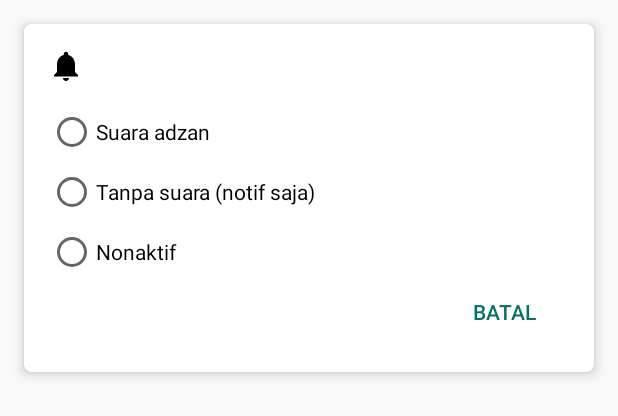
After one commit to ferdyhaspin/Adhan-Prayer-Android, an Android app: the layout dialog_setting_alarm_adzan.xml on its own in the app's theme, with its tools: preview values and no code run, on a phone screen of 412 x 824 dp. The commit adds this screen. Shown: the top 416 px of the screen. Run offline under Robolectric (Android 15) with nearby library versions, the phone set to English and light mode, and no system bars.

Commit message:
add adzan setting

```diff
--- a/app/src/main/java/com/ferdyhaspin/adhan_prayer_android/scheduler/PrayAlarmReceiver.kt
+++ b/app/src/main/java/com/ferdyhaspin/adhan_prayer_android/scheduler/PrayAlarmReceiver.kt
@@ -34,7 +34,6 @@ class PrayAlarmReceiver : BroadcastReceiver(), Constants {
     }
 
     private lateinit var alarmManager: AlarmManager
-//    private lateinit var alarmIntent: PendingIntent
 
     override fun onReceive(context: Context, intent: Intent) {
         val prayerName = intent.getStringExtra(EXTRA_PRAYER_NAME)
@@ -84,7 +83,7 @@ class PrayAlarmReceiver : BroadcastReceiver(), Constants {
         var nameOfPrayerFound = ""
 
         for (prayer in prayerNames) {
-            if (prayer != SUNRISE && prayer != SUNSET) {
+            if (prayer != SUNRISE) {
                 val time = prayerTimes[prayer]
 
                 if (time != null) {
@@ -103,7 +102,7 @@ class PrayAlarmReceiver : BroadcastReceiver(), Constants {
 
         if (!nextAlarmFound) {
             for (prayer in prayerNames) {
-                if (prayer != SUNRISE && prayer != SUNSET) {
+                if (prayer != SUNRISE) {
                     val time = prayerTimes[prayer]
 
                     if (time != null) {
--- a/app/src/main/java/com/ferdyhaspin/adhan_prayer_android/ui/MainActivity.kt
+++ b/app/src/main/java/com/ferdyhaspin/adhan_prayer_android/ui/MainActivity.kt
@@ -31,7 +31,6 @@ class MainActivity : AppCompatActivity(), Constants, LocationHelper.LocationCall
             for (key in KEYS) {
                 settings.set(ALARM_FOR + key, true)
             }
-            settings.set(AppSettings.Key.USE_ADHAN, true)
             settings.set(AppSettings.Key.IS_INIT, true)
         }
 
--- a/app/src/main/java/com/ferdyhaspin/adhan_prayer_android/utils/Constants.java
+++ b/app/src/main/java/com/ferdyhaspin/adhan_prayer_android/utils/Constants.java
@@ -46,6 +46,6 @@ public interface Constants {
     String ISHA = "Isha";
 
     String[] KEYS = {FAJR, SUNRISE, DHUHR, ASR, SUNSET, MAGHRIB, ISHA};
-
+    String[] NAME_ID = {"Subuh (Fajr)", "Terbit", "Dzuhur", "Ashar", "Terbenam", "Maghrib", "Isya"};
 
 }
--- a/app/src/main/res/drawable/ic_notification_off.xml
+++ b/app/src/main/res/drawable/ic_notification_off.xml
@@ -4,6 +4,6 @@
         android:viewportWidth="24.0"
         android:viewportHeight="24.0">
     <path
-        android:fillColor="#FF000000"
+        android:fillColor="#037267"
         android:pathData="M20,18.69L7.84,6.14 5.27,3.49 4,4.76l2.8,2.8v0.01c-0.52,0.99 -0.8,2.16 -0.8,3.42v5l-2,2v1h13.73l2,2L21,19.72l-1,-1.03zM12,22c1.11,0 2,-0.89 2,-2h-4c0,1.11 0.89,2 2,2zM18,14.68L18,11c0,-3.08 -1.64,-5.64 -4.5,-6.32L13.5,4c0,-0.83 -0.67,-1.5 -1.5,-1.5s-1.5,0.67 -1.5,1.5v0.68c-0.15,0.03 -0.29,0.08 -0.42,0.12 -0.1,0.03 -0.2,0.07 -0.3,0.11h-0.01c-0.01,0 -0.01,0 -0.02,0.01 -0.23,0.09 -0.46,0.2 -0.68,0.31 0,0 -0.01,0 -0.01,0.01L18,14.68z"/>
 </vector>
--- /dev/null
+++ b/app/src/main/res/layout/dialog_setting_alarm_adzan.xml
@@ -0,0 +1,66 @@
+<?xml version="1.0" encoding="utf-8"?>
+<androidx.cardview.widget.CardView xmlns:android="http://schemas.android.com/apk/res/android"
+    xmlns:app="http://schemas.android.com/apk/res-auto"
+    android:layout_width="match_parent"
+    android:layout_height="wrap_content"
+    android:layout_margin="16dp"
+    app:cardCornerRadius="5dp"
+    app:cardElevation="5dp">
+
+    <LinearLayout
+        android:layout_width="match_parent"
+        android:layout_height="wrap_content"
+        android:orientation="vertical"
+        android:padding="16dp">
+
+        <TextView
+            android:id="@+id/tv_title"
+            android:layout_width="wrap_content"
+            android:layout_height="wrap_content"
+            android:layout_marginBottom="16dp"
+            android:drawableStart="@drawable/ic_notification"
+            android:drawableLeft="@drawable/ic_notification"
+            android:drawablePadding="8dp"
+            android:gravity="center"
+            android:textColor="@android:color/black"
+            android:textSize="16sp"
+            android:textStyle="bold" />
+
+        <RadioGroup
+            android:id="@+id/rg_setting"
+            android:layout_width="match_parent"
+            android:layout_height="wrap_content"
+            android:orientation="vertical">
+
+            <androidx.appcompat.widget.AppCompatRadioButton
+                android:id="@+id/rb_adzan"
+                android:layout_width="match_parent"
+                android:layout_height="wrap_content"
+                android:text="@string/suara_adzan" />
+
+            <androidx.appcompat.widget.AppCompatRadioButton
+                android:id="@+id/rb_notif"
+                android:layout_width="match_parent"
+                android:layout_height="wrap_content"
+                android:layout_marginTop="8dp"
+                android:text="@string/tanpa_suara_notif_saja" />
+
+            <androidx.appcompat.widget.AppCompatRadioButton
+                android:id="@+id/rb_nonaktif"
+                android:layout_width="match_parent"
+                android:layout_height="wrap_content"
+                android:layout_marginTop="8dp"
+                android:text="@string/nonaktif" />
+        </RadioGroup>
+
+        <Button
+            android:id="@+id/btn_cancel"
+            android:layout_width="wrap_content"
+            android:layout_height="wrap_content"
+            android:layout_gravity="end"
+            android:background="?attr/selectableItemBackground"
+            android:text="@string/batal"
+            android:textColor="@color/colorPrimaryDark" />
+    </LinearLayout>
+
+</androidx.cardview.widget.CardView>
--- a/app/src/main/res/values/strings.xml
+++ b/app/src/main/res/values/strings.xml
@@ -1,3 +1,7 @@
 <resources>
     <string name="app_name">Adhan-Prayer-Android</string>
+    <string name="suara_adzan">Suara adzan</string>
+    <string name="nonaktif">Nonaktif</string>
+    <string name="tanpa_suara_notif_saja">Tanpa suara (notif saja)</string>
+    <string name="batal">batal</string>
 </resources>
```
Also changed, not shown: app/src/main/java/com/ferdyhaspin/adhan_prayer_android/adapter/PrayerAdapter.kt (+41 -3 lines).
